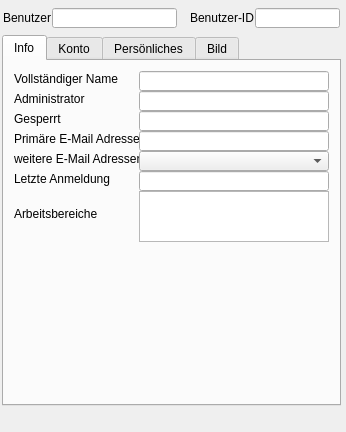
Qt form ui/UserDetails.ui (floriandotorg/bumm) before a commit.
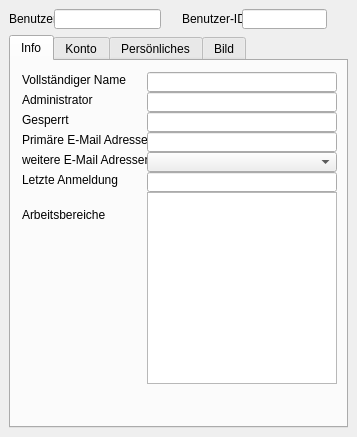
The same form after that commit.

What changed in the file:
```diff
--- a/ui/UserDetails.ui
+++ b/ui/UserDetails.ui
@@ -5,82 +5,31 @@
    <rect>
     <x>0</x>
     <y>0</y>
-    <width>346</width>
-    <height>432</height>
+    <width>357</width>
+    <height>437</height>
    </rect>
   </property>
   <property name="windowTitle" >
    <string>Details</string>
   </property>
   <widget class="QWidget" name="_content" >
-   <widget class="QLineEdit" name="_user_id" >
-    <property name="geometry" >
-     <rect>
-      <x>255</x>
-      <y>8</y>
-      <width>85</width>
-      <height>20</height>
-     </rect>
-    </property>
-    <property name="minimumSize" >
-     <size>
-      <width>85</width>
-      <height>20</height>
-     </size>
-    </property>
-    <property name="maximumSize" >
-     <size>
-      <width>85</width>
-      <height>20</height>
-     </size>
-    </property>
-    <property name="text" >
-     <string/>
-    </property>
-   </widget>
-   <widget class="QLineEdit" name="_user" >
-    <property name="geometry" >
-     <rect>
-      <x>52</x>
-      <y>8</y>
-      <width>125</width>
-      <height>20</height>
-     </rect>
-    </property>
-    <property name="minimumSize" >
-     <size>
-      <width>107</width>
-      <height>20</height>
-     </size>
-    </property>
-    <property name="maximumSize" >
-     <size>
-      <width>159</width>
-      <height>20</height>
-     </size>
-    </property>
-    <property name="text" >
-     <string/>
-    </property>
-   </widget>
+   <layout class="QVBoxLayout" name="verticalLayout" >
+    <item>
+     <layout class="QHBoxLayout" name="horizontalLayout" >
+      <property name="spacing" >
+       <number>0</number>
+      </property>
+      <item>
    <widget class="QLabel" name="_lbl_user" >
-    <property name="geometry" >
-     <rect>
-      <x>3</x>
-      <y>10</y>
-      <width>49</width>
-      <height>16</height>
-     </rect>
-    </property>
     <property name="minimumSize" >
      <size>
-      <width>49</width>
+          <width>45</width>
       <height>16</height>
      </size>
     </property>
     <property name="maximumSize" >
      <size>
-      <width>49</width>
+          <width>45</width>
       <height>16</height>
      </size>
     </property>
@@ -88,15 +37,94 @@
      <string>Benutzer</string>
     </property>
    </widget>
+      </item>
+      <item>
+       <widget class="QLineEdit" name="_user" >
+        <property name="minimumSize" >
+         <size>
+          <width>107</width>
+          <height>20</height>
+         </size>
+        </property>
+        <property name="maximumSize" >
+         <size>
+          <width>107</width>
+          <height>20</height>
+         </size>
+        </property>
+        <property name="text" >
+         <string/>
+        </property>
+       </widget>
+      </item>
+      <item>
+       <spacer name="_user_spacer" >
+        <property name="orientation" >
+         <enum>Qt::Horizontal</enum>
+        </property>
+        <property name="sizeHint" stdset="0" >
+         <size>
+          <width>13</width>
+          <height>17</height>
+         </size>
+        </property>
+       </spacer>
+      </item>
+      <item>
+       <widget class="QLabel" name="_lbl_user_id" >
+        <property name="minimumSize" >
+         <size>
+          <width>60</width>
+          <height>16</height>
+         </size>
+        </property>
+        <property name="maximumSize" >
+         <size>
+          <width>60</width>
+          <height>16</height>
+         </size>
+        </property>
+        <property name="text" >
+         <string>Benutzer-ID</string>
+        </property>
+       </widget>
+      </item>
+      <item>
+       <widget class="QLineEdit" name="_user_id" >
+        <property name="minimumSize" >
+         <size>
+          <width>85</width>
+          <height>20</height>
+         </size>
+        </property>
+        <property name="maximumSize" >
+         <size>
+          <width>85</width>
+          <height>20</height>
+         </size>
+        </property>
+        <property name="text" >
+         <string/>
+        </property>
+       </widget>
+      </item>
+      <item>
+       <spacer name="horizontalSpacer" >
+        <property name="orientation" >
+         <enum>Qt::Horizontal</enum>
+        </property>
+        <property name="sizeHint" stdset="0" >
+         <size>
+          <width>17</width>
+          <height>20</height>
+         </size>
+        </property>
+       </spacer>
+      </item>
+     </layout>
+    </item>
+    <item>
    <widget class="QTabWidget" name="_user_info_tabs" >
-    <property name="geometry" >
-     <rect>
-      <x>2</x>
-      <y>35</y>
-      <width>339</width>
-      <height>371</height>
-     </rect>
-    </property>
     <property name="minimumSize" >
      <size>
       <width>339</width>
@@ -105,7 +133,7 @@
     </property>
     <property name="maximumSize" >
      <size>
-      <width>16777215</width>
+        <width>339</width>
       <height>16777215</height>
      </size>
     </property>
@@ -116,24 +144,40 @@
      <attribute name="title" >
       <string>Info</string>
      </attribute>
-     <widget class="QWidget" name="layoutWidget" >
+       <widget class="QLabel" name="_lbl_full_name" >
       <property name="geometry" >
        <rect>
-        <x>10</x>
-        <y>10</y>
-        <width>323</width>
-        <height>171</height>
-       </rect>
-      </property>
-      <layout class="QFormLayout" name="_form_layout_info" >
-       <property name="horizontalSpacing" >
-        <number>0</number>
-       </property>
-       <property name="verticalSpacing" >
-        <number>0</number>
-       </property>
-       <item row="0" column="1" >
+          <x>11</x>
+          <y>11</y>
+          <width>125</width>
+          <height>16</height>
+         </rect>
+        </property>
+        <property name="minimumSize" >
+         <size>
+          <width>125</width>
+          <height>16</height>
+         </size>
+        </property>
+        <property name="maximumSize" >
+         <size>
+          <width>125</width>
+          <height>16</height>
+         </size>
+        </property>
+        <property name="text" >
+         <string>Vollständiger Name</string>
+        </property>
+       </widget>
         <widget class="QLineEdit" name="_full_name" >
+        <property name="geometry" >
+         <rect>
+          <x>136</x>
+          <y>11</y>
+          <width>190</width>
+          <height>20</height>
+         </rect>
+        </property>
          <property name="minimumSize" >
           <size>
            <width>190</width>
@@ -147,9 +191,15 @@
           </size>
          </property>
         </widget>
-       </item>
-       <item row="1" column="0" >
         <widget class="QLabel" name="_lbl_admin" >
+        <property name="geometry" >
+         <rect>
+          <x>11</x>
+          <y>31</y>
+          <width>125</width>
+          <height>16</height>
+         </rect>
+        </property>
          <property name="minimumSize" >
           <size>
            <width>125</width>
@@ -166,9 +216,15 @@
           <string>Administrator</string>
          </property>
         </widget>
-       </item>
-       <item row="1" column="1" >
         <widget class="QLineEdit" name="_admin" >
+        <property name="geometry" >
+         <rect>
+          <x>136</x>
+          <y>31</y>
+          <width>190</width>
+          <height>20</height>
+         </rect>
+        </property>
          <property name="minimumSize" >
           <size>
            <width>190</width>
@@ -182,9 +238,15 @@
           </size>
          </property>
         </widget>
-       </item>
-       <item row="2" column="0" >
         <widget class="QLabel" name="_lbl_locked" >
+        <property name="geometry" >
+         <rect>
+          <x>11</x>
+          <y>51</y>
+          <width>125</width>
+          <height>16</height>
+         </rect>
+        </property>
          <property name="minimumSize" >
           <size>
            <width>125</width>
@@ -201,9 +263,15 @@
           <string>Gesperrt</string>
          </property>
         </widget>
-       </item>
-       <item row="2" column="1" >
         <widget class="QLineEdit" name="_locked" >
+        <property name="geometry" >
+         <rect>
+          <x>136</x>
+          <y>51</y>
+          <width>190</width>
+          <height>20</height>
+         </rect>
+        </property>
          <property name="minimumSize" >
           <size>
            <width>190</width>
@@ -217,9 +285,15 @@
           </size>
          </property>
         </widget>
-       </item>
-       <item row="3" column="0" >
         <widget class="QLabel" name="_lbl_user_mail" >
+        <property name="geometry" >
+         <rect>
+          <x>11</x>
+          <y>71</y>
+          <width>125</width>
+          <height>16</height>
+         </rect>
+        </property>
          <property name="minimumSize" >
           <size>
            <width>125</width>
@@ -236,9 +310,15 @@
           <string>Primäre E-Mail Adresse</string>
          </property>
         </widget>
-       </item>
-       <item row="3" column="1" >
         <widget class="QLineEdit" name="_user_mail" >
+        <property name="geometry" >
+         <rect>
+          <x>136</x>
+          <y>71</y>
+          <width>190</width>
+          <height>20</height>
+         </rect>
+        </property>
          <property name="minimumSize" >
           <size>
            <width>190</width>
@@ -252,9 +332,15 @@
           </size>
          </property>
         </widget>
-       </item>
-       <item row="4" column="0" >
         <widget class="QLabel" name="_lbl_user_more_mail" >
+        <property name="geometry" >
+         <rect>
+          <x>11</x>
+          <y>91</y>
+          <width>125</width>
+          <height>16</height>
+         </rect>
+        </property>
          <property name="minimumSize" >
           <size>
            <width>125</width>
@@ -271,9 +357,15 @@
           <string>weitere E-Mail Adressen</string>
          </property>
         </widget>
-       </item>
-       <item row="4" column="1" >
         <widget class="QComboBox" name="_user_more_mail" >
+        <property name="geometry" >
+         <rect>
+          <x>136</x>
+          <y>91</y>
+          <width>190</width>
+          <height>20</height>
+         </rect>
+        </property>
          <property name="minimumSize" >
           <size>
            <width>190</width>
@@ -287,9 +379,15 @@
           </size>
          </property>
         </widget>
-       </item>
-       <item row="5" column="0" >
         <widget class="QLabel" name="_lbl_last_login" >
+        <property name="geometry" >
+         <rect>
+          <x>11</x>
+          <y>111</y>
+          <width>125</width>
+          <height>16</height>
+         </rect>
+        </property>
          <property name="minimumSize" >
           <size>
            <width>125</width>
@@ -306,9 +404,15 @@
           <string>Letzte Anmeldung</string>
          </property>
         </widget>
-       </item>
-       <item row="5" column="1" >
         <widget class="QLineEdit" name="_last_login" >
+        <property name="geometry" >
+         <rect>
+          <x>136</x>
+          <y>111</y>
+          <width>190</width>
+          <height>20</height>
+         </rect>
+        </property>
          <property name="minimumSize" >
           <size>
            <width>190</width>
@@ -322,9 +426,15 @@
           </size>
          </property>
         </widget>
-       </item>
-       <item row="6" column="0" >
         <widget class="QLabel" name="_lbl_workspace" >
+        <property name="geometry" >
+         <rect>
+          <x>11</x>
+          <y>131</y>
+          <width>125</width>
+          <height>45</height>
+         </rect>
+        </property>
          <property name="minimumSize" >
           <size>
            <width>125</width>
@@ -341,9 +451,15 @@
           <string>Arbeitsbereiche</string>
          </property>
         </widget>
-       </item>
-       <item row="6" column="1" >
         <widget class="QTextEdit" name="_workspace" >
+        <property name="geometry" >
+         <rect>
+          <x>136</x>
+          <y>131</y>
+          <width>190</width>
+          <height>192</height>
+         </rect>
+        </property>
          <property name="minimumSize" >
           <size>
            <width>190</width>
@@ -356,28 +472,6 @@
            <height>16777215</height>
           </size>
          </property>
-        </widget>
-       </item>
-       <item row="0" column="0" >
-        <widget class="QLabel" name="_lbl_full_name" >
-         <property name="minimumSize" >
-          <size>
-           <width>125</width>
-           <height>16</height>
-          </size>
-         </property>
-         <property name="maximumSize" >
-          <size>
-           <width>125</width>
-           <height>16</height>
-          </size>
-         </property>
-         <property name="text" >
-          <string>Vollständiger Name</string>
-         </property>
-        </widget>
-       </item>
-      </layout>
      </widget>
     </widget>
     <widget class="QWidget" name="_account_tab" >
@@ -1269,31 +1363,8 @@
      </attribute>
     </widget>
    </widget>
-   <widget class="QLabel" name="_lbl_user_id" >
-    <property name="geometry" >
-     <rect>
-      <x>190</x>
-      <y>10</y>
-      <width>65</width>
-      <height>16</height>
-     </rect>
-    </property>
-    <property name="minimumSize" >
-     <size>
-      <width>65</width>
-      <height>16</height>
-     </size>
-    </property>
-    <property name="maximumSize" >
-     <size>
-      <width>65</width>
-      <height>16</height>
-     </size>
-    </property>
-    <property name="text" >
-     <string>Benutzer-ID</string>
-    </property>
-   </widget>
+    </item>
+   </layout>
   </widget>
  </widget>
  <resources/>
```
Left out of the diff: 12 changed lines with no effect on the pictures. Lines whose indentation alone changed are shown as unchanged.
